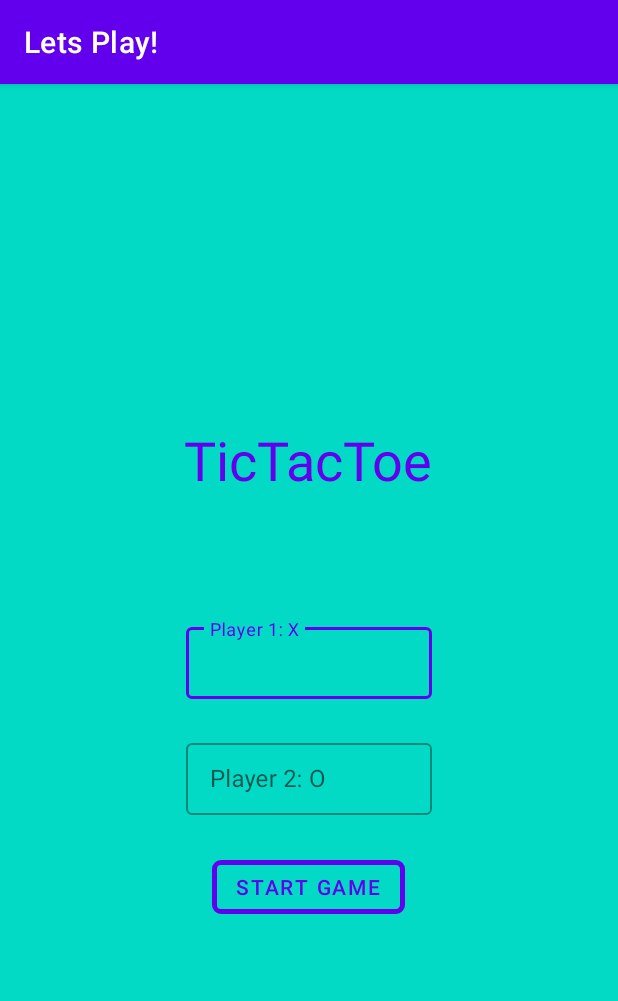
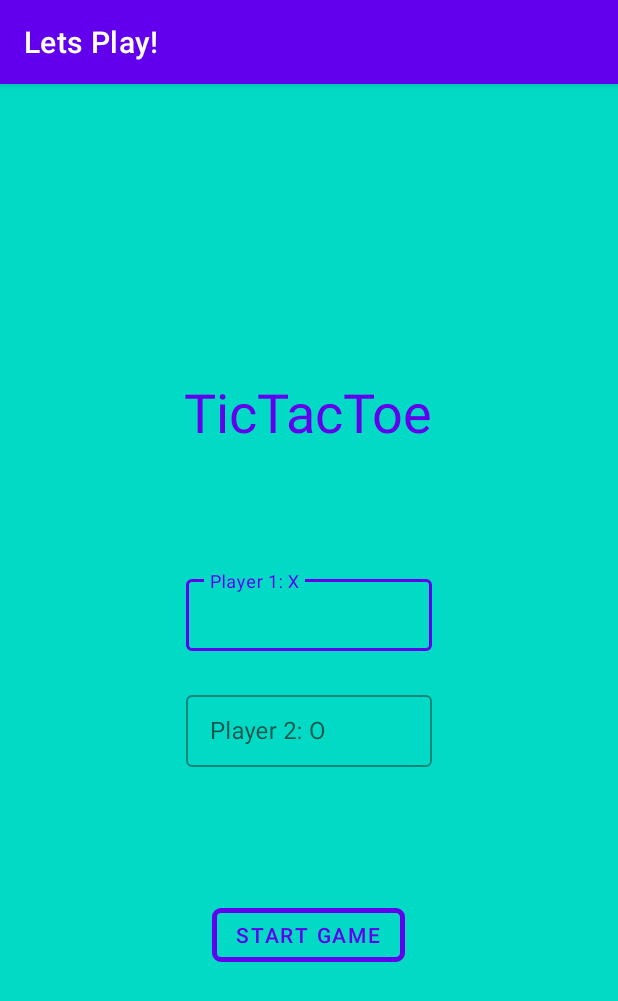
Before and after one commit to Jherscu/TicTacToe, an Android app: the screen it shows after launch (MainActivity), on a phone screen of 412 x 824 dp. Shown: the top 1001 px of the screen. Run offline under Robolectric (Android 15) with nearby library versions, the phone set to English and light mode, and no system bars; our stand-ins replace navigation-ui.

Commit message:
Comment/improve style and UI

```diff
--- a/app/src/main/java/com/example/tictactoe/MainActivity.kt
+++ b/app/src/main/java/com/example/tictactoe/MainActivity.kt
@@ -43,7 +43,7 @@ class MainActivity : AppCompatActivity(), WinningDialog.WinningDialogListener {
         return navController.navigateUp() || super.onSupportNavigateUp()
     }
 
-    // The following two methods can only be called from GameFragment through WinningDialog
+    // The following two methods can only be called from GameFragment via WinningDialog
     override fun onWinningDialogPositiveClick(
         dialog: DialogFragment,
         viewModel: TicTacToeViewModel,
--- a/app/src/main/java/com/example/tictactoe/model/TicTacToeViewModel.kt
+++ b/app/src/main/java/com/example/tictactoe/model/TicTacToeViewModel.kt
@@ -220,10 +220,16 @@ class TicTacToeViewModel : ViewModel() {
         }
     }
 
+    /**
+     * Sets _winningPlayer to "DRAW"
+     */
     fun declareDraw() {
         _winningPlayer.value = "DRAW"
     }
 
+    /**
+     * Resets the viewModel and GameBoardImpl state
+     */
     fun resetGameState() {
         GameBoardModelImpl.resetState()
         _playerOneName.value = ""
--- a/app/src/main/java/com/example/tictactoe/ui/GameFragment.kt
+++ b/app/src/main/java/com/example/tictactoe/ui/GameFragment.kt
@@ -61,7 +61,10 @@ class GameFragment : Fragment() {
 
         viewModel.isWin.observe(viewLifecycleOwner) {
             if (it) {
-                WinningDialog(viewModel, this).show(
+                WinningDialog(viewModel, this).apply {
+                    // Prevents back button from exiting dialog
+                    isCancelable = false
+                }.show(
                     childFragmentManager,
                     "WinningDialogFragmentAsWin"
                 )
@@ -78,10 +81,8 @@ class GameFragment : Fragment() {
 
         viewModel.winningPlayer.observe(viewLifecycleOwner) {
             if (it == "DRAW") {
-                WinningDialog(viewModel, this).show(
-                    childFragmentManager,
-                    "WinningDialogFragmentAsDraw"
-                )
+                WinningDialog(viewModel, this)
+                    .show(childFragmentManager, "WinningDialogFragmentAsDraw")
             }
         }
 
--- a/app/src/main/java/com/example/tictactoe/ui/dialog/WinningDialog.kt
+++ b/app/src/main/java/com/example/tictactoe/ui/dialog/WinningDialog.kt
@@ -9,6 +9,9 @@ import com.example.tictactoe.R
 import com.example.tictactoe.model.TicTacToeViewModel
 import com.example.tictactoe.ui.GameFragment
 
+/**
+ * Dialog called from [GameFragment] that will announce the winner of the game, or a draw.
+ */
 class WinningDialog(
     private val viewModel: TicTacToeViewModel,
     private val fragment: GameFragment
@@ -66,7 +69,9 @@ class WinningDialog(
                 listener.onWinningDialogNegativeClick(this, viewModel)
             }
 
-            builder.create()
+            return builder.create().apply {
+                setCanceledOnTouchOutside(false)
+            }
         } ?: throw IllegalStateException("Context cannot be null")
     }
 
--- a/app/src/main/res/layout/fragment_landing.xml
+++ b/app/src/main/res/layout/fragment_landing.xml
@@ -1,17 +1,23 @@
 <?xml version="1.0" encoding="utf-8"?>
-<LinearLayout xmlns:android="http://schemas.android.com/apk/res/android"
+<ScrollView xmlns:android="http://schemas.android.com/apk/res/android"
     xmlns:app="http://schemas.android.com/apk/res-auto"
     android:id="@+id/landing_fragment"
+    android:fillViewport="true"
     android:layout_width="match_parent"
     android:layout_height="match_parent"
-    android:background="@color/teal_200"
+    android:background="@color/teal_200">
+
+    <LinearLayout
+        android:layout_width="match_parent"
+        android:layout_height="wrap_content"
         android:gravity="center"
         android:orientation="vertical">
 
         <com.google.android.material.textview.MaterialTextView
             android:id="@+id/title"
             style="@style/Widget.TicTacToe.TextView"
-        android:layout_marginBottom="64dp"
+            android:layout_marginBottom="@dimen/landing_margin_large"
+            android:layout_marginTop="@dimen/landing_margin_large"
             android:text="@string/app_name"
             android:textColor="@color/purple_500" />
 
@@ -40,8 +46,11 @@
         <com.google.android.material.button.MaterialButton
             android:id="@+id/button_start_game"
             style="@style/Widget.TicTacToe.Button"
+            android:layout_marginTop="@dimen/landing_margin_large"
+            android:layout_marginBottom="@dimen/landing_margin_large"
             android:text="@string/start_game"
             android:textColor="@color/purple_500"
             app:strokeColor="@color/purple_500" />
 
     </LinearLayout>
+</ScrollView>
--- a/app/src/main/res/values/dimens.xml
+++ b/app/src/main/res/values/dimens.xml
@@ -11,7 +11,8 @@
     <dimen name="game_background_length_port">410dp</dimen>
     <dimen name="game_background_length_land">210dp</dimen>
     <dimen name="square_button_length">120dp</dimen>
-    <dimen name="landing_margin">24dp</dimen>
+    <dimen name="landing_margin_small">24dp</dimen>
+    <dimen name="landing_margin_large">64dp</dimen>
     <dimen name="edit_text_width">164dp</dimen>
     <dimen name="edit_text_height">48dp</dimen>
 </resources>
--- a/app/src/main/res/values/styles.xml
+++ b/app/src/main/res/values/styles.xml
@@ -21,7 +21,7 @@
 
     <style name="Widget.TicTacToe.TextInputLayout.OutlinedBox.Dense" parent="Widget.MaterialComponents.TextInputLayout.OutlinedBox.Dense">
         <item name="android:layout_width">@dimen/edit_text_width</item>
-        <item name="android:layout_marginBottom">@dimen/landing_margin</item>
+        <item name="android:layout_marginBottom">@dimen/landing_margin_small</item>
         <item name="android:layout_height">wrap_content</item>
     </style>
 
```
Lines whose indentation alone changed are shown as unchanged.
